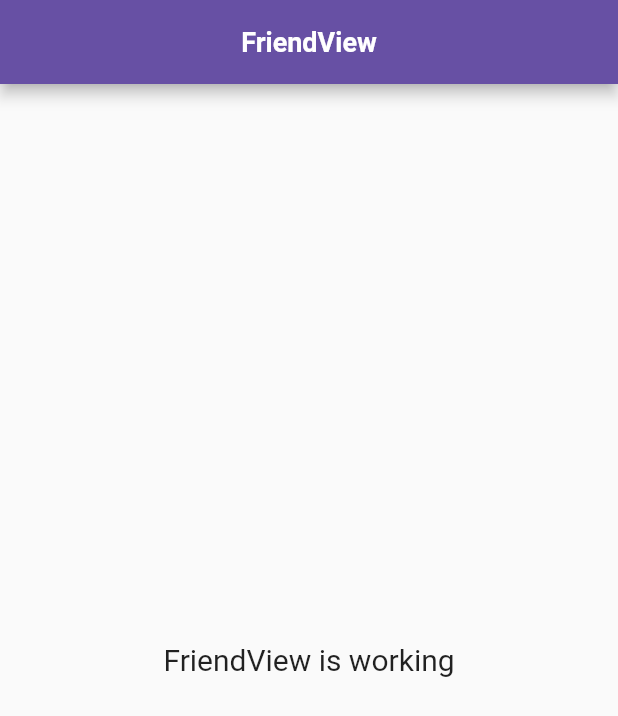
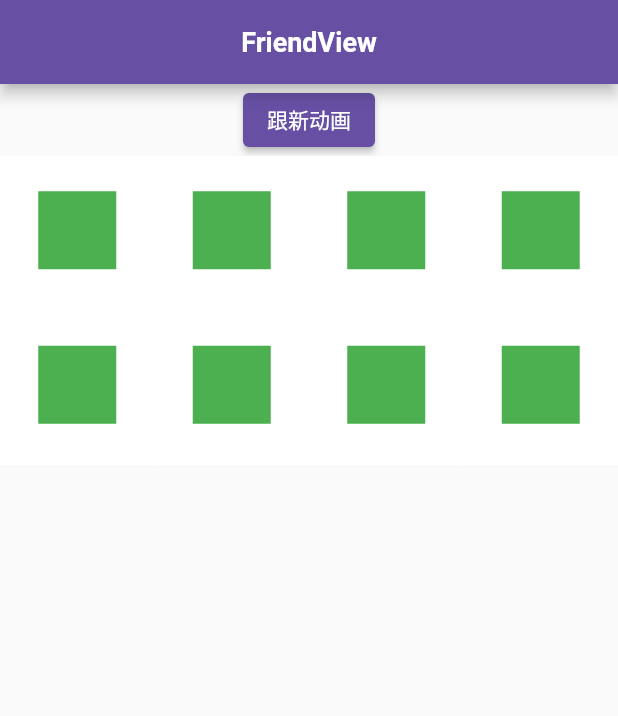
Before and after one commit to yanmingLiu/flutter_getx, a Flutter app: the FriendView screen opened directly, on a phone screen of 412 x 824 dp. Shown: the top 716 px of the screen. Run offline on Flutter 3.47's test engine with Material 2 defaults, Android fonts, the phone set to English and light mode, and no system bars; our stand-ins replace get, get_storage, lottie; accounts and stored records are empty.

Commit message:
feat: 麦位水波纹

```diff
--- a/lib/app/modules/friend/views/friend_view.dart
+++ b/lib/app/modules/friend/views/friend_view.dart
@@ -1,6 +1,7 @@
 import 'package:flutter/material.dart';
 
 import 'package:get/get.dart';
+import 'package:getx_demo1/app/widgets/seat_view.dart';
 
 import '../controllers/friend_controller.dart';
 
@@ -12,12 +13,7 @@ class FriendView extends GetView<FriendController> {
       appBar: AppBar(
         title: const Text('FriendView'),
       ),
-      body: const Center(
-        child: Text(
-          'FriendView is working',
-          style: TextStyle(fontSize: 20),
-        ),
-      ),
+      body: SeatView(),
     );
   }
 }
--- a/lib/app/routes/app_routes.dart
+++ b/lib/app/routes/app_routes.dart
@@ -10,6 +10,7 @@ abstract class Routes {
   static const PROFILE = _Paths.PROFILE;
   static const ADD = _Paths.ADD;
   static const VIDEO_FEED = _Paths.VIDEO_FEED;
+  static const seatView = _Paths.seatView;
 }
 
 abstract class _Paths {
@@ -21,4 +22,5 @@ abstract class _Paths {
   static const PROFILE = '/profile';
   static const ADD = '/add';
   static const VIDEO_FEED = '/video-feed';
+  static const seatView = '/seatView';
 }
--- /dev/null
+++ b/lib/app/widgets/seat_view.dart
@@ -0,0 +1,191 @@
+import 'package:flutter/material.dart';
+import 'package:get/get.dart';
+import 'package:lottie/lottie.dart';
+
+class Seat {
+  int level = 0;
+}
+
+class Controller extends GetxController {
+  var seats = <Seat>[];
+
+  @override
+  void onInit() {
+    super.onInit();
+    for (var i = 0; i < 8; i++) {
+      final seat = Seat();
+      seats.add(seat);
+    }
+    update();
+  }
+
+  void onPressed() {
+    seats[2].level = 20;
+    seats[5].level = 50;
+    seats[0].level = 50;
+    update();
+  }
+}
+
+class RoomSeatCell extends StatefulWidget {
+  const RoomSeatCell({
+    Key? key,
+    required this.seat,
+    required this.width,
+    required this.avatarSize,
+  }) : super(key: key);
+
+  final Seat seat;
+  final double width;
+  final double avatarSize;
+
+  @override
+  createState() => _RoomSeatCellState();
+}
+
+class _RoomSeatCellState extends State<RoomSeatCell> with SingleTickerProviderStateMixin {
+  late AnimationController _animationController;
+  bool _isPlaying = false;
+  bool _showLottie = false;
+
+  @override
+  void initState() {
+    super.initState();
+    _animationController = AnimationController(
+      vsync: this,
+      duration: const Duration(milliseconds: 500),
+    )..addStatusListener((status) {
+        if (status == AnimationStatus.completed) {
+          setState(() {
+            _showLottie = false;
+          });
+          _animationController.reset();
+          _isPlaying = false;
+        }
+      });
+    checkAndPlayAnimation();
+  }
+
+  @override
+  void dispose() {
+    _animationController.dispose();
+    super.dispose();
+  }
+
+  @override
+  void didUpdateWidget(RoomSeatCell oldWidget) {
+    super.didUpdateWidget(oldWidget);
+    checkAndPlayAnimation();
+  }
+
+  void checkAndPlayAnimation() {
+    if (widget.seat.level > 0) {
+      if (!_isPlaying) {
+        setState(() {
+          _showLottie = true;
+        });
+        _animationController.forward();
+        _isPlaying = true;
+      }
+    } else {
+      setState(() {
+        _showLottie = false;
+      });
+      _animationController.reset();
+      _isPlaying = false;
+    }
+  }
+
+  @override
+  Widget build(BuildContext context) {
+    return Container(
+      color: Colors.white,
+      width: widget.width,
+      height: widget.width,
+      child: Column(
+        mainAxisSize: MainAxisSize.min,
+        mainAxisAlignment: MainAxisAlignment.center,
+        crossAxisAlignment: CrossAxisAlignment.center,
+        children: [
+          Container(
+            color: Colors.green,
+            width: widget.avatarSize,
+            height: widget.avatarSize,
+            child: widget.seat.level > 0
+                ? OverflowBox(
+                    maxWidth: widget.avatarSize * 2,
+                    maxHeight: widget.avatarSize * 2,
+                    alignment: Alignment.center,
+                    child: Stack(
+                      alignment: Alignment.center,
+                      children: [
+                        if (_showLottie)
+                          AnimatedBuilder(
+                            animation: _animationController,
+                            builder: (context, child) {
+                              return Lottie.asset(
+                                'assets/images/seat_ripple.json',
+                                width: widget.avatarSize * 1.7,
+                                height: widget.avatarSize * 1.7,
+                                fit: BoxFit.fill,
+                                controller: _animationController,
+                                onLoaded: (composition) {
+                                  _animationController.duration = composition.duration;
+                                },
+                              );
+                            },
+                          ),
+                        ClipRRect(
+                          borderRadius: BorderRadius.circular(widget.avatarSize / 2),
+                          child: Container(
+                            color: Colors.amber,
+                            width: widget.avatarSize,
+                            height: widget.avatarSize,
+                          ),
+                        ),
+                      ],
+                    ),
+                  )
+                : Container(),
+          ),
+          const SizedBox(height: 4),
+        ],
+      ),
+    );
+  }
+}
+
+class SeatView extends StatelessWidget {
+  final controller = Get.put(Controller());
+
+  SeatView({super.key});
+
+  @override
+  Widget build(BuildContext context) {
+    return Column(
+      children: [
+        ElevatedButton(onPressed: controller.onPressed, child: const Text('跟新动画')),
+        GetBuilder<Controller>(
+          builder: (_) {
+            return GridView.builder(
+              shrinkWrap: true,
+              physics: const NeverScrollableScrollPhysics(),
+              gridDelegate: const SliverGridDelegateWithFixedCrossAxisCount(
+                crossAxisCount: 4,
+              ),
+              itemCount: controller.seats.length,
+              itemBuilder: (BuildContext context, int index) {
+                final seat = controller.seats[index];
+                return RoomSeatCell(
+                  seat: seat,
+                  width: 60,
+                  avatarSize: 52,
+                );
+              },
+            );
+          },
+        ),
+      ],
+    );
+  }
+}
--- a/pubspec.yaml
+++ b/pubspec.yaml
@@ -8,6 +8,7 @@ environment:
 dependencies:
   cupertino_icons: ^1.0.2
   get: 4.6.5
+  lottie: ^2.7.0
   get_storage: ^2.1.1
   flutter:
     sdk: flutter
```
Also changed, not shown: assets/images/seat_ripple.json (added, +1 -0 lines), lib/app/modules/login/views/login_view.dart (+4 -10 lines), lib/app/modules/messages/views/widget/bottom_text_field.dart (deleted, +0 -74 lines), lib/app/widgets/bottom_text_field.dart (added, +215 -0 lines).
